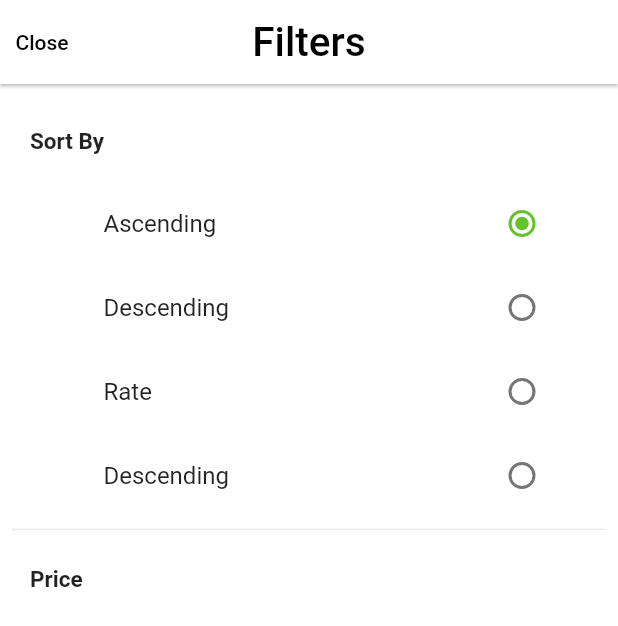
After one commit to gaabgonca/super-smash-fighters, a Flutter app: the FiltersPage screen opened by its route, on a phone screen of 412 x 824 dp. The commit adds this screen. Shown: the top 626 px of the screen. Run offline on Flutter 3.47's test engine with Material 2 defaults, Android fonts, the phone set to English and light mode, and no system bars; our stand-ins replace auto_route, bloc, cached_network_image, dartz, flutter_bloc, flutter_rating_bar and 7 more; missing offline and left inert: dart:ffi; accounts and stored records are empty; statements that could not run were skipped.

Commit message:
Creating filters screen

```diff
--- a/lib/presentation/character_list/character_list_page.dart
+++ b/lib/presentation/character_list/character_list_page.dart
@@ -1,3 +1,4 @@
+import 'package:auto_route/auto_route.dart';
 import 'package:cached_network_image/cached_network_image.dart';
 import 'package:dartz/dartz.dart';
 import 'package:flutter/material.dart';
@@ -19,6 +20,7 @@ import 'package:super_smash_fighters/presentation/character_list/widgets/charact
 import 'package:super_smash_fighters/presentation/character_list/widgets/universes_list.dart';
 import 'package:super_smash_fighters/presentation/core/colors.dart';
 import 'package:super_smash_fighters/presentation/core/build_context_x.dart';
+import 'package:super_smash_fighters/presentation/routes/router.gr.dart';
 
 @injectable
 class CharacterListPage extends StatelessWidget {
@@ -33,11 +35,17 @@ class CharacterListPage extends StatelessWidget {
           centerTitle: true,
           title: Text(
             'Fighters',
-          style: TextStyle(color: Colors.black),
+            style: TextStyle(color: Colors.black, fontSize: 27),
           ),
           backgroundColor: Colors.white,
           elevation: 0,
-      ),
+          actions: [
+            IconButton(
+              icon: Icon(Icons.filter_list),
+              color: Colors.black,
+              onPressed: () => AutoRouter.of(context).push(FiltersPageRoute()),
+            )
+          ]),
       body: MultiBlocProvider(
         providers: [
           BlocProvider<UniversesBloc>(create: (context) {
--- a/lib/presentation/core/colors.dart
+++ b/lib/presentation/core/colors.dart
@@ -21,3 +21,5 @@ const Color kPictureBorderGray = Color(0xFFEAEAEA);
 const Color kPictureBackgroundColor = Color(0xFFFBFBFB);
 
 const Color kTitleLineColor = Color(0xFF979797);
+
+const Color kFiltersGreen = Color(0xFF64C328);
--- /dev/null
+++ b/lib/presentation/filters/filters_page.dart
@@ -0,0 +1,111 @@
+import 'package:auto_route/auto_route.dart';
+import 'package:flutter/material.dart';
+import 'package:super_smash_fighters/presentation/core/colors.dart';
+
+class FiltersPage extends StatelessWidget {
+  const FiltersPage({Key? key}) : super(key: key);
+
+  @override
+  Widget build(BuildContext context) {
+    return Scaffold(
+      appBar: AppBar(
+        title: Text('Filters',
+            style: TextStyle(color: Colors.black, fontSize: 27)),
+        elevation: 1,
+        centerTitle: true,
+        leading: TextButton(
+          child: Text('Close',
+              style: TextStyle(color: Colors.black, fontSize: 14)),
+          onPressed: () => AutoRouter.of(context).pop(),
+        ),
+        backgroundColor: Colors.white,
+      ),
+      body: Container(
+        color: Colors.white,
+        child: Padding(
+          padding: const EdgeInsets.all(8.0),
+          child: Column(
+            crossAxisAlignment: CrossAxisAlignment.start,
+            children: [
+              Container(
+                child: Text(
+                  'Sort By',
+                  style: TextStyle(fontSize: 15, fontWeight: FontWeight.bold),
+                ),
+                margin: EdgeInsets.only(left: 12, top: 21),
+              ),
+              const SizedBox(
+                height: 18,
+              ),
+              Padding(
+                padding: const EdgeInsets.only(left: 45, right: 16),
+                child: Column(children: [
+                  ListTile(
+                    title: Text('Ascending'),
+                    trailing: Radio(
+                      groupValue: 'Ascending',
+                      value: 'Ascending',
+                      onChanged: (value) {
+                        print(value);
+                      },
+                      activeColor: kFiltersGreen,
+                      overlayColor: MaterialStateProperty.all<Color>(
+                          kFiltersGreen.withOpacity(0.2)),
+                    ),
+                  ),
+                  ListTile(
+                    title: Text('Descending'),
+                    trailing: Radio(
+                      groupValue: 'Ascending',
+                      value: 'Descending',
+                      onChanged: (value) {
+                        print(value);
+                      },
+                      activeColor: kFiltersGreen,
+                      overlayColor: MaterialStateProperty.all<Color>(
+                          kFiltersGreen.withOpacity(0.2)),
+                    ),
+                  ),
+                  ListTile(
+                    title: Text('Rate'),
+                    trailing: Radio(
+                      groupValue: 'Ascending',
+                      value: 'Rate',
+                      onChanged: (value) {
+                        print(value);
+                      },
+                      activeColor: kFiltersGreen,
+                      overlayColor: MaterialStateProperty.all<Color>(
+                          kFiltersGreen.withOpacity(0.2)),
+                    ),
+                  ),
+                  ListTile(
+                    title: Text('Descending'),
+                    trailing: Radio(
+                      groupValue: 'Ascending',
+                      value: 'Downloads',
+                      onChanged: (value) {
+                        print(value);
+                      },
+                      activeColor: kFiltersGreen,
+                      overlayColor: MaterialStateProperty.all<Color>(
+                          kFiltersGreen.withOpacity(0.2)),
+                    ),
+                  ),
+                ]),
+              ),
+              Divider(color: Color.fromRGBO(235, 234, 236, 1), thickness: 1),
+              Container(
+                child: Text(
+                  'Price',
+                  style: TextStyle(fontSize: 15, fontWeight: FontWeight.bold),
+                ),
+                margin: EdgeInsets.only(left: 12, top: 16),
+              ),
+            ],
+          ),
+        ),
+      ),
+    );
+  }
+}
--- a/lib/presentation/routes/router.dart
+++ b/lib/presentation/routes/router.dart
@@ -1,6 +1,7 @@
 import 'package:auto_route/auto_route.dart';
 import 'package:super_smash_fighters/presentation/character_detail/character_detail_page.dart';
 import 'package:super_smash_fighters/presentation/character_list/character_list_page.dart';
+import 'package:super_smash_fighters/presentation/filters/filters_page.dart';
 import 'package:super_smash_fighters/presentation/onboarding/first_page.dart';
 import 'package:super_smash_fighters/presentation/onboarding/second_page.dart';
 import 'package:super_smash_fighters/presentation/onboarding/third_page.dart';
@@ -13,7 +14,8 @@ import 'package:super_smash_fighters/presentation/splash/splash_page.dart';
     AutoRoute(page: SecondPage),
     AutoRoute(page: ThirdPage),
     AutoRoute(page: CharacterListPage),
-    AutoRoute(page: CharacterDetailPage)
+    AutoRoute(page: CharacterDetailPage),
+    AutoRoute(page: FiltersPage)
   ],
 )
 class $AppRouter {}
```
Also changed, not shown: lib/presentation/routes/router.gr.dart. Lines whose indentation alone changed are shown as unchanged.
